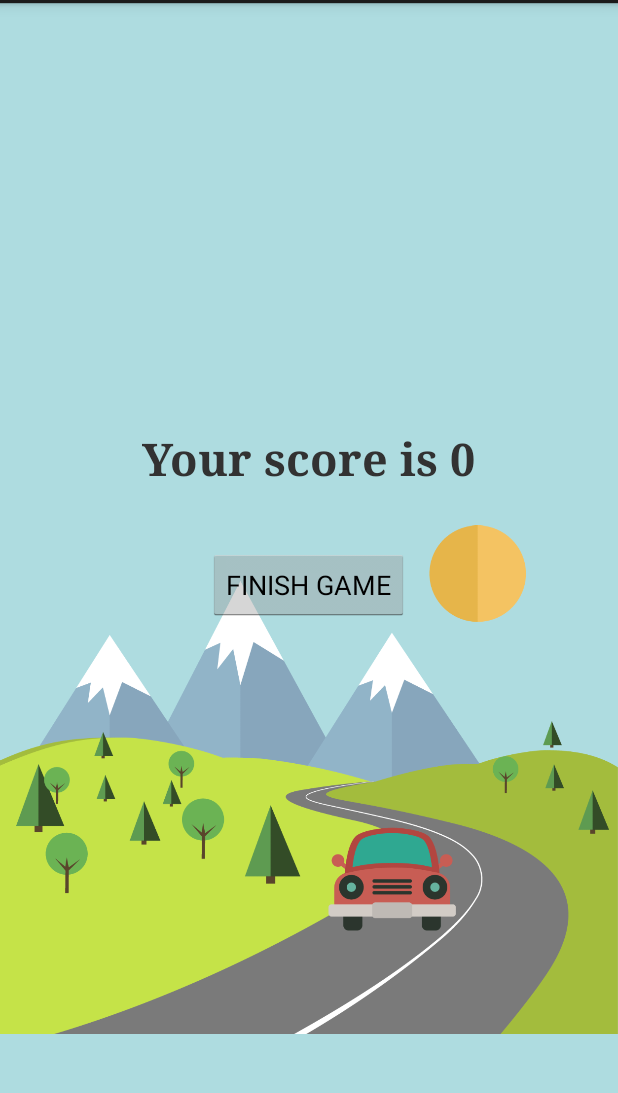
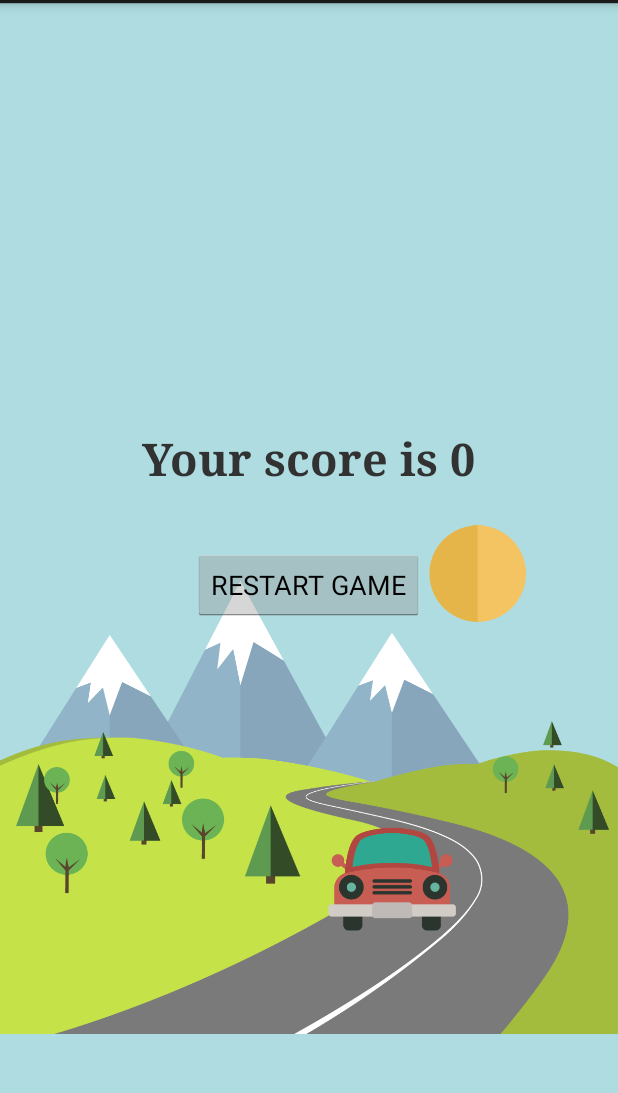
Before and after one commit to neewy/FinalModels, an Android app: the RoadFighterFinishActivity screen opened directly, with no data from a screen before it, on a phone screen of 412 x 824 dp, the part 69-1162 px from its top. Run offline under Robolectric (Android 15) with nearby library versions, the phone set to English and light mode, and no system bars; 1 statement that could not run was skipped.

Commit message:
Changed name

```diff
--- a/RoadFighter2/app/src/main/res/layout/finish.xml
+++ b/RoadFighter2/app/src/main/res/layout/finish.xml
@@ -26,7 +26,7 @@
         android:id="@+id/start_game_1"
         android:layout_width="wrap_content"
         android:layout_height="wrap_content"
-        android:text="FINISH GAME"
-        android:layout_centerHorizontal="true"
-        android:layout_centerVertical="true" />
+        android:text="RESTART GAME"
+        android:layout_centerVertical="true"
+        android:layout_centerHorizontal="true" />
 </RelativeLayout>
```
